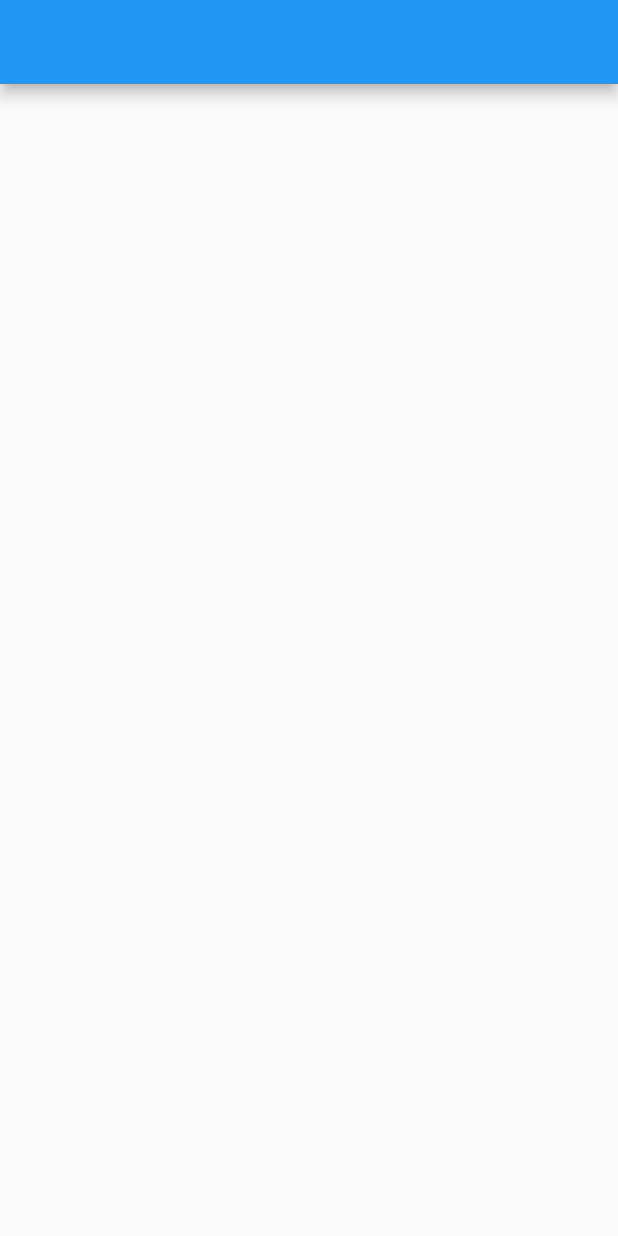
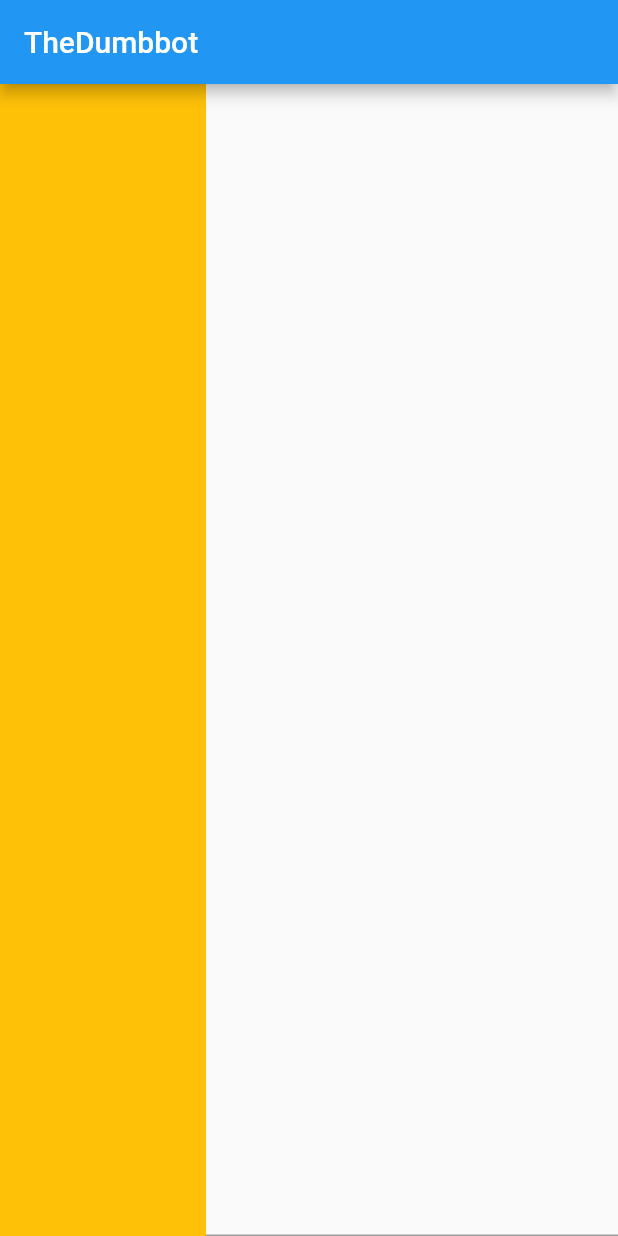
Before and after one commit to CraftedIO/TheDumbbot, a Flutter app: the screen it shows after launch, on a phone screen of 412 x 824 dp. Run offline on Flutter 3.47's test engine with Material 2 defaults, Android fonts, the light colour scheme and no system bars; statements that could not run were skipped.

Commit message:
Created file structure and added some functionalities

```diff
--- a/lib/home_page.dart
+++ b/lib/home_page.dart
@@ -5,9 +5,36 @@ class HomePage extends StatelessWidget {
   Widget build(BuildContext context) {
     return Scaffold(
       appBar: AppBar(
+        title: Text('TheDumbbot'),
+      ),
+      body: SizedBox(
+          height: MediaQuery.of(context).size.height,
+          width: MediaQuery.of(context).size.width,
+          child: Row(children: [
+            Container(
+              height: MediaQuery.of(context).size.height,
+              width: MediaQuery.of(context).size.width / 3,
+              color: Colors.amber,
+            ),
+            Expanded(
+              child: Column(
+                children : [
+                  Expanded(
+                    child: StreamBuilder(
+                      stream: ,
+                      builder: (context, snapshot){
 
-      ),
-      body: Container(),
+                      }
+                    )
+                  ),
+                  Container(
+                      width: MediaQuery.of(context).size.width,
+                      child: TextField(),
+                  ),
+                ]
+              )
+            )
+          ])),
     );
   }
 }
```
Also changed, not shown: lib/bloc.dart (added, +15 -0 lines), lib/services/knowledge_graph_api.dart (added, +21 -0 lines), lib/services/news_api.dart (added, +86 -0 lines), lib/views/News_article_response.dart (added, +25 -0 lines), 1 other file.
